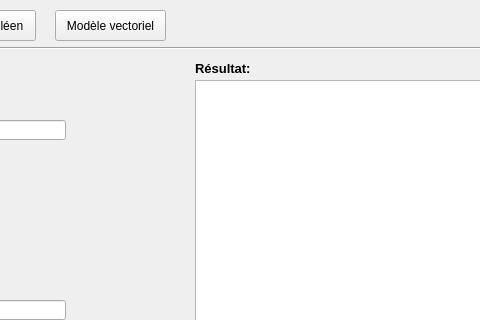
Above: src/ui/homepage.ui from raouftams/RI_projet before the change; both pictures show x 215 to 695 and y 0 to 320 of the 800 by 600 pixel window. Below: the same form after it.
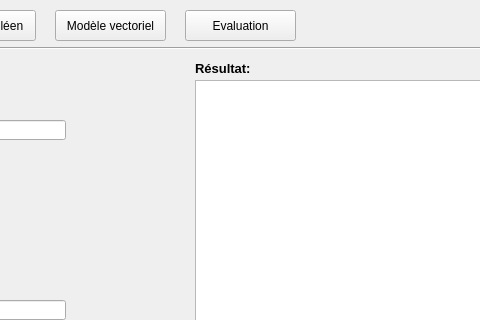
That is the form after the change.

Commit message: add evaluation ui and function

```diff
--- a/src/ui/homepage.ui
+++ b/src/ui/homepage.ui
@@ -231,6 +231,19 @@
      <string>Modèle vectoriel</string>
     </property>
    </widget>
+   <widget class="QPushButton" name="evaluation_action">
+    <property name="geometry">
+     <rect>
+      <x>400</x>
+      <y>10</y>
+      <width>111</width>
+      <height>31</height>
+     </rect>
+    </property>
+    <property name="text">
+     <string>Evaluation</string>
+    </property>
+   </widget>
   </widget>
   <widget class="QStatusBar" name="statusbar"/>
   <action name="action_accueil">
```
The commit also changes 5 other files.
